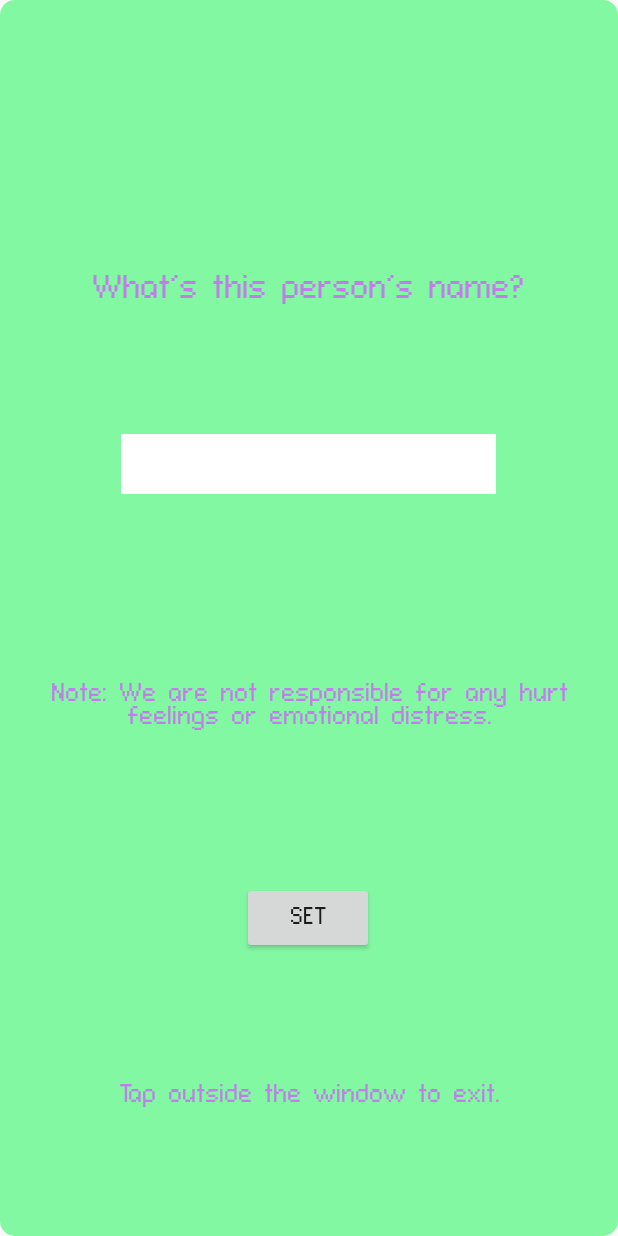
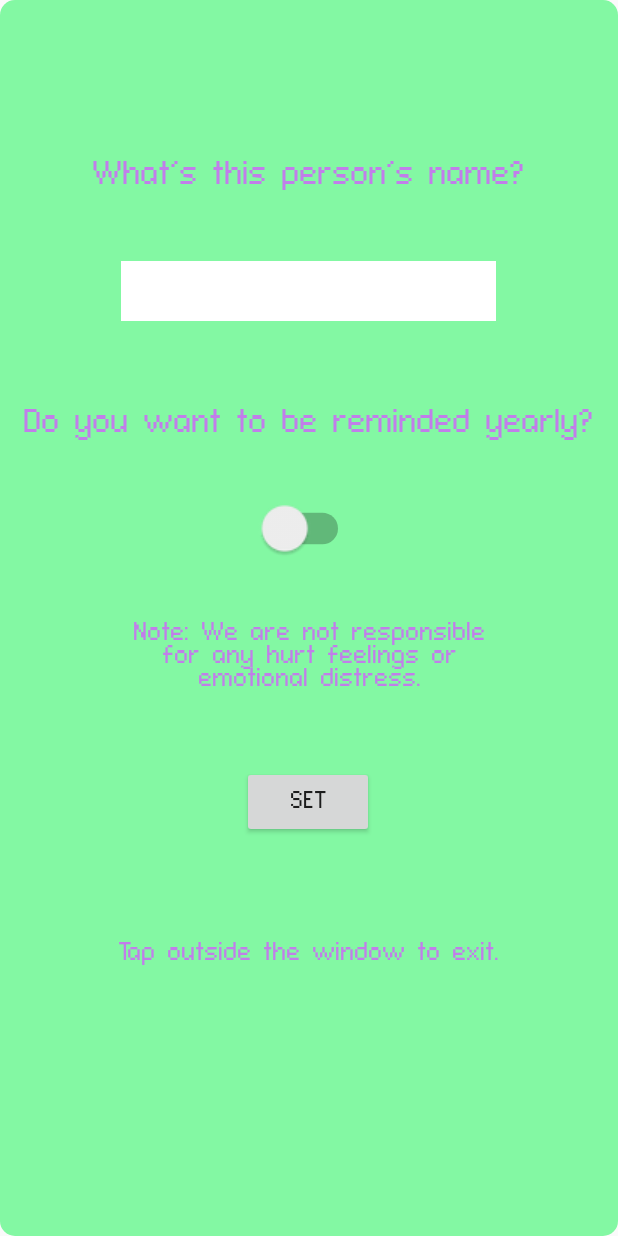
Before and after one commit to bmcghee98/HBA, an Android app: the layout activity_add.xml on its own in the app's theme, with its tools: preview values and no code run, on a phone screen of 412 x 824 dp. Run offline under Robolectric (Android 15) with nearby library versions, the phone set to English and light mode, and no system bars.

Commit message:
Created a switch button for yearly

```diff
--- a/app/src/main/res/layout/activity_add.xml
+++ b/app/src/main/res/layout/activity_add.xml
@@ -27,7 +27,7 @@
         app:layout_constraintHorizontal_bias="0.492"
         app:layout_constraintStart_toStartOf="parent"
         app:layout_constraintTop_toBottomOf="@+id/dateView"
-        app:layout_constraintVertical_bias="0.123" />
+        app:layout_constraintVertical_bias="0.034" />
 
     <EditText
         android:id="@+id/nameEditText"
@@ -50,25 +50,25 @@
         app:layout_constraintHorizontal_bias="0.495"
         app:layout_constraintStart_toStartOf="parent"
         app:layout_constraintTop_toBottomOf="@+id/namePrompt"
-        app:layout_constraintVertical_bias="0.147" />
+        app:layout_constraintVertical_bias="0.07" />
 
     <Button
         android:id="@+id/saveBtn"
         android:layout_width="wrap_content"
         android:layout_height="wrap_content"
         android:fontFamily="@font/connection__ii"
-        android:text="SET"
+        android:text="@string/set"
         app:layout_constraintBottom_toBottomOf="parent"
         app:layout_constraintEnd_toEndOf="parent"
         app:layout_constraintHorizontal_bias="0.498"
         app:layout_constraintStart_toStartOf="parent"
         app:layout_constraintTop_toBottomOf="@+id/noteView"
-        app:layout_constraintVertical_bias=".35" />
+        app:layout_constraintVertical_bias="0.143" />
 
     <TextView
         android:id="@+id/noteView"
-        android:layout_width="0dp"
-        android:layout_height="wrap_content"
+        android:layout_width="258dp"
+        android:layout_height="58dp"
         android:alpha="1"
         android:fontFamily="@font/connection__ii"
         android:gravity="center"
@@ -77,10 +77,9 @@
         android:textSize="15sp"
         app:layout_constraintBottom_toBottomOf="parent"
         app:layout_constraintEnd_toEndOf="parent"
-        app:layout_constraintHorizontal_bias="0.0"
         app:layout_constraintStart_toStartOf="parent"
-        app:layout_constraintTop_toBottomOf="@+id/nameEditText"
-        app:layout_constraintVertical_bias="0.27" />
+        app:layout_constraintTop_toBottomOf="@+id/switch1"
+        app:layout_constraintVertical_bias="0.107" />
 
     <TextView
         android:id="@+id/textView"
@@ -94,9 +93,10 @@
         android:textSize="15sp"
         app:layout_constraintBottom_toBottomOf="parent"
         app:layout_constraintEnd_toEndOf="parent"
-        app:layout_constraintHorizontal_bias="0.5"
+        app:layout_constraintHorizontal_bias="0.497"
         app:layout_constraintStart_toStartOf="parent"
-        app:layout_constraintTop_toBottomOf="@+id/saveBtn" />
+        app:layout_constraintTop_toBottomOf="@+id/saveBtn"
+        app:layout_constraintVertical_bias="0.273" />
 
     <TextView
         android:id="@+id/dateView"
@@ -111,7 +111,38 @@
         app:layout_constraintHorizontal_bias="0.498"
         app:layout_constraintStart_toStartOf="parent"
         app:layout_constraintTop_toTopOf="parent"
-        app:layout_constraintVertical_bias="0.078" />
+        app:layout_constraintVertical_bias="0.061" />
+
+    <Switch
+        android:id="@+id/switch1"
+        android:layout_width="wrap_content"
+        android:layout_height="wrap_content"
+        android:fontFamily="@font/connection__ii"
+        android:textSize="14sp"
+        android:scaleX="1.5"
+        android:scaleY="1.5"
+        app:layout_constraintBottom_toBottomOf="parent"
+        app:layout_constraintEnd_toEndOf="parent"
+        app:layout_constraintHorizontal_bias="0.498"
+        app:layout_constraintStart_toStartOf="parent"
+        app:layout_constraintTop_toBottomOf="@+id/textView2"
+        app:layout_constraintVertical_bias="0.09" />
+
+    <TextView
+        android:id="@+id/textView2"
+        android:layout_width="wrap_content"
+        android:layout_height="wrap_content"
+        android:fontFamily="@font/connection__ii"
+        android:gravity="center"
+        android:text="@string/do_you_want_to_be_reminded_yearly"
+        android:textColor="@color/light_purple"
+        android:textSize="20sp"
+        app:layout_constraintBottom_toBottomOf="parent"
+        app:layout_constraintEnd_toEndOf="parent"
+        app:layout_constraintHorizontal_bias="0.478"
+        app:layout_constraintStart_toStartOf="parent"
+        app:layout_constraintTop_toBottomOf="@+id/nameEditText"
+        app:layout_constraintVertical_bias="0.098" />
 
 
 </androidx.constraintlayout.widget.ConstraintLayout>
--- a/app/src/main/res/values/strings.xml
+++ b/app/src/main/res/values/strings.xml
@@ -4,7 +4,9 @@
     <string name="reminderNoteMessage">Note: We are not responsible for any hurt feelings or emotional distress.</string>
     <string name="exitHelpMessage">Tap outside the window to exit.</string>
     <string name="selectBtnText">select date</string>
-    <string name="noBirthdaysText">No birthdays are saved...</string>
+    <string name="noBirthdaysText">No birthdays are saved…</string>
     <string name="settings">Settings</string>
     <string name="change_mode">CHANGE MODE</string>
+    <string name="set">SET</string>
+    <string name="do_you_want_to_be_reminded_yearly">Do you want to be reminded yearly?</string>
 </resources>
```
